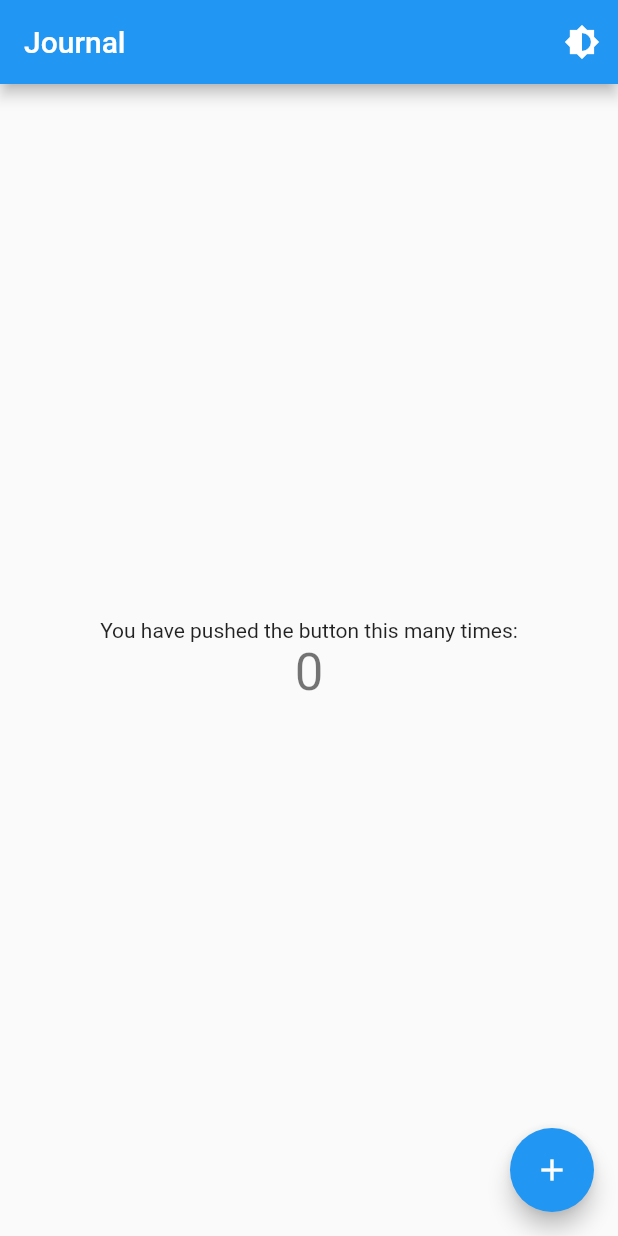
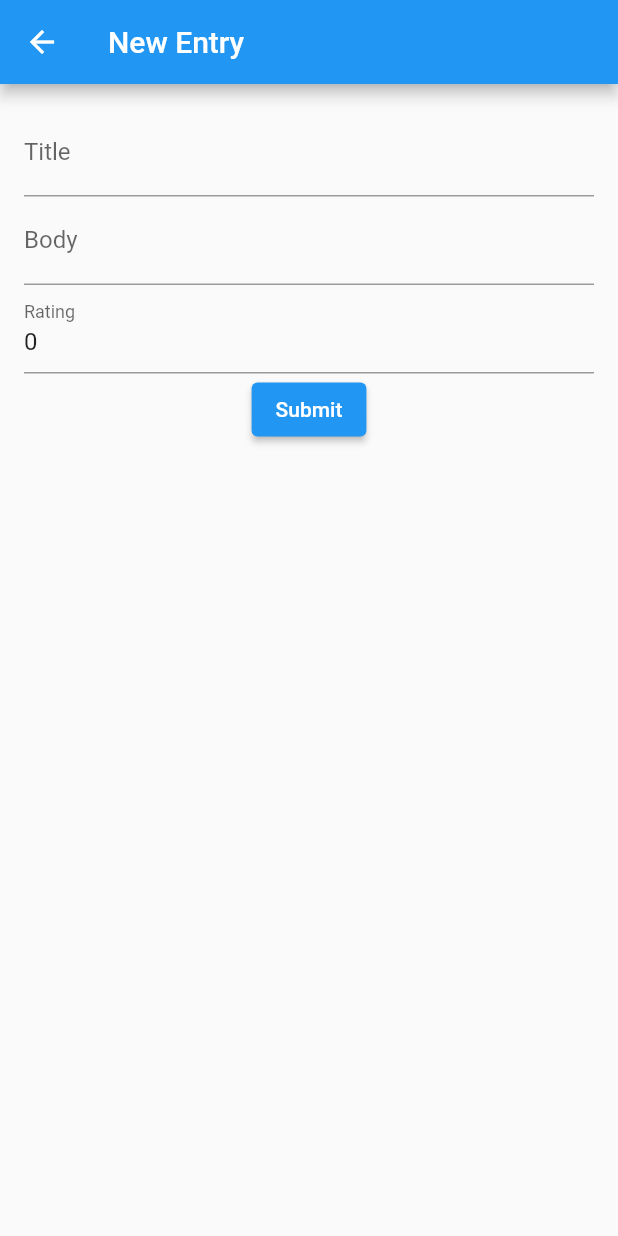
Before and after one commit to GregoryNavasarkian/journal-flutter, a Flutter app: the screen it shows after launch, after a tap on the "add" icon, on a phone screen of 412 x 824 dp. Run offline on Flutter 3.47's test engine with Material 2 defaults, Android fonts, the phone set to English and light mode, and no system bars; our stand-ins replace shared_preferences, sqflite; accounts and stored records are empty.

Commit message:
db implemented

```diff
--- /dev/null
+++ b/lib/model/journal_entry.dart
@@ -0,0 +1,51 @@
+final String journal = 'journal';
+
+class JournalFields {
+  static final List<String> values = [id, title, body, rating];
+  static final String id = '_id';
+  static final String title = 'title';
+  static final String body = 'body';
+  static final String rating = 'rating';
+}
+
+class JournalEntry {
+  final int? id;
+  final String title;
+  final String body;
+  final int rating;
+
+  const JournalEntry({
+    this.id,
+    required this.title,
+    required this.body,
+    required this.rating,
+  });
+
+  Map<String, Object?> toJson() => {
+        JournalFields.id: id,
+        JournalFields.title: title,
+        JournalFields.body: body,
+        JournalFields.rating: rating,
+      };
+
+  static JournalEntry fromJson(Map<String, Object?> json) => JournalEntry(
+        id: json[JournalFields.id] as int?,
+        title: json[JournalFields.title] as String,
+        body: json[JournalFields.body] as String,
+        rating: json[JournalFields.rating] as int,
+      );
+
+  JournalEntry copy({
+    int? id,
+    String? title,
+    String? body,
+    int? rating,
+  }) =>
+      JournalEntry(
+        id: id ?? this.id,
+        title: title ?? this.title,
+        body: body ?? this.body,
+        rating: rating ?? this.rating,
+      );
+
+}
--- a/lib/screens/HomePage.dart
+++ b/lib/screens/HomePage.dart
@@ -1,8 +1,11 @@
-
 import 'package:flutter/material.dart';
 import 'package:provider/provider.dart';
 
 import '../theme.dart';
+import '../db/journal_database.dart';
+import '../model/journal_entry.dart';
+import './JournalEntryPage.dart';
+import './EditJournalEntryPage.dart';
 
 class HomePage extends StatefulWidget {
   const HomePage({super.key});
@@ -12,6 +15,27 @@ class HomePage extends StatefulWidget {
 }
 
 class _HomePageState extends State<HomePage> {
+  late List<JournalEntry> journalEntries;
+  bool isLoading = false;
+
+  @override
+  void initState() {
+    super.initState();
+    refreshJournalEntries();
+  }
+
+  @override
+  void dispose() {
+    JournalDatabase.instance.close();
+    super.dispose();
+  }
+
+  Future refreshJournalEntries() async {
+    setState(() => isLoading = true);
+    journalEntries = await JournalDatabase.instance.readAllJournalEntries();
+    setState(() => isLoading = false);
+  }
+
   @override
   Widget build(BuildContext context) {
     return Scaffold(
@@ -28,24 +52,53 @@ class _HomePageState extends State<HomePage> {
           ],
         ),
         body: Center(
-        child: Column(
-          mainAxisAlignment: MainAxisAlignment.center,
-          children: <Widget>[
-            const Text(
-              'You have pushed the button this many times:',
+          child: isLoading
+              ? CircularProgressIndicator()
+              : journalEntries.isEmpty
+                  ? const Text(
+                      'No Entries',
+                      style: TextStyle(color: Colors.white, fontSize: 24),
+                    )
+                  : buildJournal(),
         ),
-            Text(
-              '0',
-              style: Theme.of(context).textTheme.headline4,
+        floatingActionButton: FloatingActionButton(
+          onPressed: () async {
+            await Navigator.of(context).push(
+              MaterialPageRoute(
+                builder: (context) => const JournalEntryPage(),
               ),
-          ],
+            );
+            refreshJournalEntries();
+          },
+          child: const Icon(Icons.add),
+        ));
+  }
+
+  Widget buildJournal() {
+    return ListView.builder(
+      itemCount: journalEntries.length,
+      itemBuilder: (context, index) {
+        final journalEntry = journalEntries[index];
+        return Card(
+          child: ListTile(
+            title: Text(journalEntry.title),
+            subtitle: Text(journalEntry.body),
+            trailing: IconButton(
+              icon: const Icon(Icons.edit),
+              onPressed: () async {
+                await Navigator.of(context).push(
+                  MaterialPageRoute(
+                    builder: (context) => EditJournalEntryPage(
+                      journalId: journalEntry.id!,
                     ),
                   ),
-      floatingActionButton: FloatingActionButton(
-        onPressed: () {},
-        child: const Icon(Icons.add
+                );
+                refreshJournalEntries();
+              },
             ),
-      )
+          ),
+        );
+      },
     );
   }
 }
--- /dev/null
+++ b/lib/screens/JournalEntryPage.dart
@@ -0,0 +1,118 @@
+import 'package:flutter/material.dart';
+import 'package:journal/model/journal_entry.dart';
+import 'package:journal/db/journal_database.dart';
+
+class JournalEntryPage extends StatefulWidget {
+  final JournalEntry? journalEntry;
+
+  const JournalEntryPage({Key? key, this.journalEntry}) : super(key: key);
+
+  @override
+  State<JournalEntryPage> createState() => _JournalEntryPageState();
+}
+
+class _JournalEntryPageState extends State<JournalEntryPage> {
+  final _formKey = GlobalKey<FormState>();
+  late String title;
+  late String body;
+  late int rating;
+
+  @override
+  void initState() {
+    super.initState();
+    title = widget.journalEntry?.title ?? '';
+    body = widget.journalEntry?.body ?? '';
+    rating = widget.journalEntry?.rating ?? 0;
+  }
+
+  @override
+  Widget build(BuildContext context) {
+    return Scaffold(
+      appBar: AppBar(
+        title: Text(widget.journalEntry == null ? 'New Entry' : 'Edit Entry'),
+      ),
+      body: Form(
+        key: _formKey,
+        child: Padding(
+          padding: const EdgeInsets.all(16.0),
+          child: Column(
+            children: <Widget>[
+              TextFormField(
+                initialValue: title,
+                decoration: const InputDecoration(
+                  labelText: 'Title',
+                ),
+                validator: (value) {
+                  if (value == null || value.isEmpty) {
+                    return 'Please enter a title';
+                  }
+                  return null;
+                },
+                onSaved: (value) {
+                  title = value ?? '';
+                },
+              ),
+              TextFormField(
+                initialValue: body,
+                decoration: const InputDecoration(
+                  labelText: 'Body',
+                ),
+                validator: (value) {
+                  if (value == null || value.isEmpty) {
+                    return 'Please enter a body';
+                  }
+                  return null;
+                },
+                onSaved: (value) {
+                  body = value ?? '';
+                },
+              ),
+              TextFormField(
+                initialValue: rating.toString(),
+                decoration: const InputDecoration(
+                  labelText: 'Rating',
+                ),
+                validator: (value) {
+                  if (value == null || value.isEmpty) {
+                    return 'Please enter a rating';
+                  }
+                  return null;
+                },
+                onSaved: (value) {
+                  rating = int.parse(value ?? '0');
+                },
+              ),
+              ElevatedButton(
+                onPressed: () {
+                  if (_formKey.currentState!.validate()) {
+                    _formKey.currentState!.save();
+                    if (widget.journalEntry == null) {
+                      JournalDatabase.instance.create(
+                        JournalEntry(
+                          title: title,
+                          body: body,
+                          rating: rating,
+                        ),
+                      );
+                    } else {
+                      JournalDatabase.instance.update(
+                        JournalEntry(
+                          id: widget.journalEntry!.id,
+                          title: title,
+                          body: body,
+                          rating: rating,
+                        ),
+                      );
+                    }
+                    Navigator.of(context).pop();
+                  }
+                },
+                child: const Text('Submit'),
+              ),
+            ],
+          ),
+        ),
+      ),
+    );
+  }
+}
```
Also changed, not shown: lib/db/journal_database.dart (+60 -3 lines), lib/screens/EditJournalEntryPage.dart (added, +101 -0 lines), lib/model/journal.dart (deleted). Lines whose indentation alone changed are shown as unchanged.
